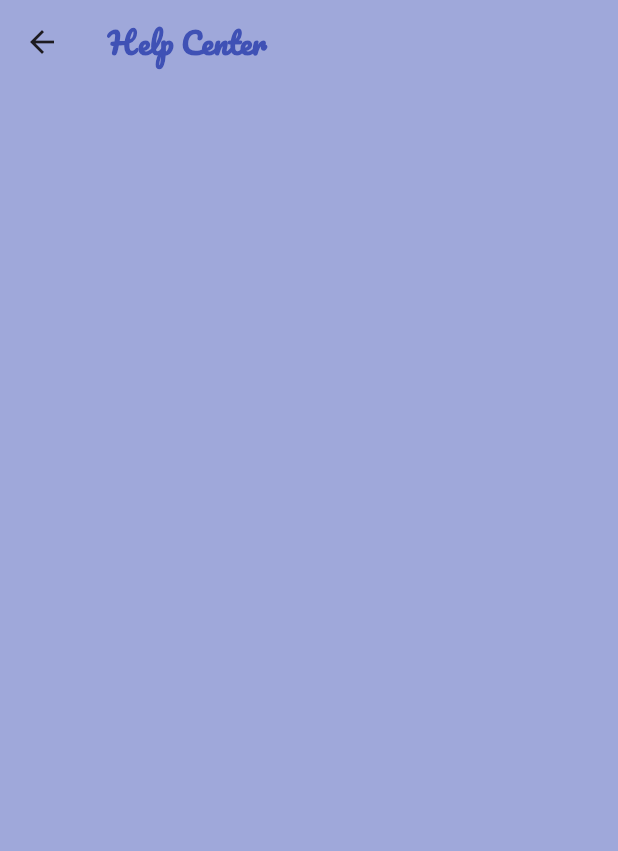
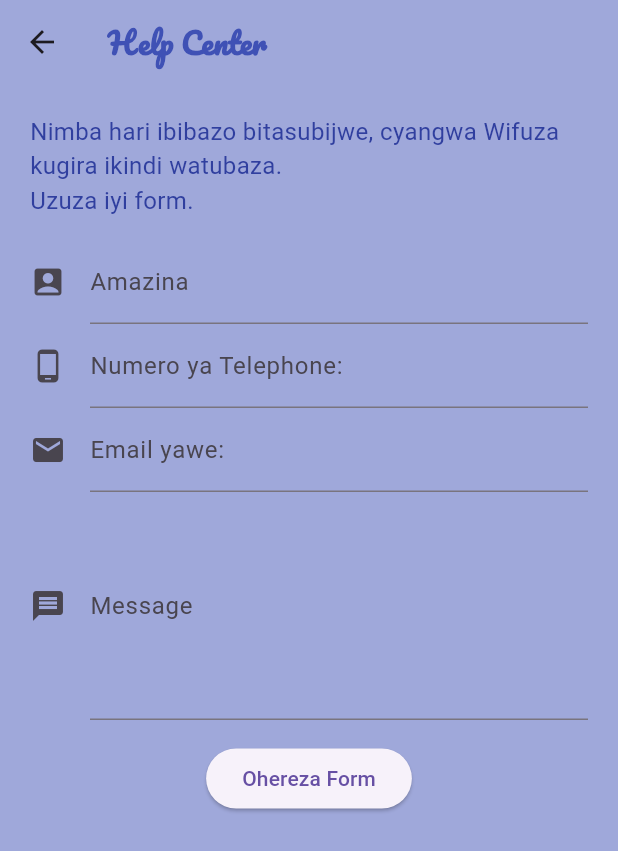
Before and after one commit to Iam-Ntwali/Mpinga, a Flutter app: the HelpPage screen opened by its route, on a phone screen of 412 x 824 dp. Shown: the top 851 px of the screen. Run offline on Flutter 3.47's test engine with Material 3 defaults, Android fonts, the phone set to English and light mode, and no system bars; missing offline and left inert: syncfusion_flutter_pdfviewer.

Commit message:
some changes

```diff
--- a/lib/screens/help_page.dart
+++ b/lib/screens/help_page.dart
@@ -8,6 +8,12 @@ class HelpPage extends StatefulWidget {
 }
 
 class _HelpPageState extends State<HelpPage> {
+  final _formKey = GlobalKey<FormState>();
+  final TextEditingController _nameController = TextEditingController();
+  final TextEditingController _phoneNumberController = TextEditingController();
+  final TextEditingController _emailController = TextEditingController();
+  final TextEditingController _messageController = TextEditingController();
+
   @override
   Widget build(BuildContext context) {
     return Scaffold(
@@ -25,6 +31,100 @@ class _HelpPageState extends State<HelpPage> {
           ),
         ),
       ),
+      body: SingleChildScrollView(
+        padding: const EdgeInsets.all(20.0),
+        child: Column(
+          crossAxisAlignment: CrossAxisAlignment.start,
+          children: [
+            Text(
+              'Nimba hari ibibazo bitasubijwe, cyangwa Wifuza kugira ikindi watubaza.\nUzuza iyi form. ',
+              style: TextStyle(
+                  fontSize: 16.0,
+                  fontWeight: FontWeight.normal,
+                  color: Colors.indigo[700]),
+            ),
+            const SizedBox(height: 15.0),
+            Form(
+              key: _formKey,
+              child: Column(
+                children: [
+                  TextFormField(
+                    controller: _nameController,
+                    decoration: const InputDecoration(
+                      icon: Icon(Icons.account_box),
+                      labelText: 'Amazina',
+                      hintText: '',
+                    ),
+                    validator: (value) {
+                      if (value == null || value.isEmpty) {
+                        return '⚠️ Andika Amazina yawe';
+                      }
+                      return null;
+                    },
+                  ),
+                  TextFormField(
+                    controller: _phoneNumberController,
+                    decoration: const InputDecoration(
+                      icon: Icon(Icons.phone_android),
+                      labelText: 'Numero ya Telephone:',
+                      hintText: '',
+                    ),
+                    validator: (value) {
+                      if (value == null || value.isEmpty) {
+                        return '⚠️ Andika Numero yawe ya telephone ';
+                      }
+                      return null;
+                    },
+                  ),
+                  TextFormField(
+                    controller: _emailController,
+                    decoration: const InputDecoration(
+                      icon: Icon(Icons.mail),
+                      labelText: 'Email yawe:',
+                      hintText: '',
+                    ),
+                    validator: (value) {
+                      if (value == null || value.isEmpty) {
+                        return '⚠️ Andika Email yawe';
+                      }
+                      return null;
+                    },
+                  ),
+                  TextFormField(
+                    controller: _messageController,
+                    decoration: const InputDecoration(
+                      icon: Icon(Icons.message),
+                      labelText: 'Message',
+                    ),
+                    minLines: 5,
+                    maxLines: 10,
+                    validator: (value) {
+                      if (value == null || value.isEmpty) {
+                        return '⚠️ Andika ubutumwa bwawe';
+                      }
+                      return null;
+                    },
+                  ),
+                  const SizedBox(height: 15.0),
+                  ElevatedButton(
+                    onPressed: () {
+                      if (_formKey.currentState!.validate()) {
+                        // Send the question with user details
+                        // ... implement logic to send data ...
+                        ScaffoldMessenger.of(context).showSnackBar(
+                          const SnackBar(
+                              content: Text('Your question has been sent!')),
+                        );
+                      }
+                    },
+                    child: const Text('Ohereza Form'),
+                  ),
+                ],
+              ),
+            ),
+          ],
+        ),
+      ),
     );
   }
 }
```
Also changed, not shown: assets/icons/icon.png, 70 other files.
